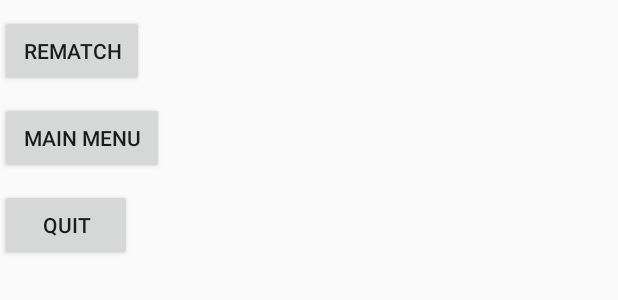
After one commit to Hypnoric/tp1memory, an Android app: the layout dialog_end_game.xml on its own in the app's theme, with its tools: preview values and no code run, on a phone screen of 412 x 824 dp. The commit adds this screen. Shown: the top 300 px of the screen. Run offline under Robolectric (Android 15) with nearby library versions, the phone set to English and light mode, and no system bars.

Commit message:
Ajout pointage dans classement + dialog de fin de partie (a debugger)

```diff
--- /dev/null
+++ b/app/src/main/res/layout/dialog_end_game.xml
@@ -0,0 +1,32 @@
+<?xml version="1.0" encoding="utf-8"?>
+<RelativeLayout xmlns:android="http://schemas.android.com/apk/res/android"
+    android:orientation="vertical" android:layout_width="match_parent"
+    android:layout_height="match_parent">
+
+    <Button
+        android:id="@+id/dialogButtonRematch"
+        android:layout_width="wrap_content"
+        android:layout_height="wrap_content"
+        android:text=" Rematch "
+        android:gravity="center"
+        android:layout_marginTop="10dp"/>
+
+    <Button
+        android:id="@+id/dialogButtonMenu"
+        android:layout_width="wrap_content"
+        android:layout_height="wrap_content"
+        android:text=" Main Menu "
+        android:gravity="center"
+        android:layout_marginTop="10dp"
+        android:layout_below="@+id/dialogButtonRematch" />
+
+    <Button
+        android:id="@+id/dialogButtonQuit"
+        android:layout_width="wrap_content"
+        android:layout_height="wrap_content"
+        android:text=" Quit "
+        android:gravity="center"
+        android:layout_marginTop="10dp"
+        android:layout_below="@+id/dialogButtonMenu" />
+
+</RelativeLayout>
```
Also changed, not shown: app/src/main/java/com/yanick/nicolas/eric/memory/Jeu.java (+58 -10 lines), app/src/main/java/com/yanick/nicolas/eric/memory/MainActivity.java (+48 -2 lines), app/src/main/java/com/yanick/nicolas/eric/memory/RankingActivity.java (+27 -5 lines), app/src/main/res/layout/activity_ranking.xml (+5 -5 lines).
